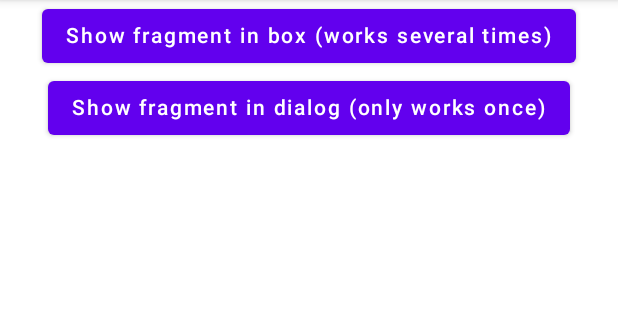
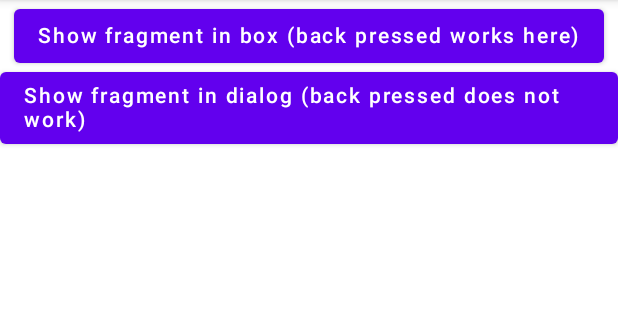
Before and after one commit to joakimtall/repro-fragment-in-compose-dialog, an Android app built with Jetpack Compose: the screen it shows after launch (MainActivity), on a phone screen of 412 x 824 dp, the part 84-404 px from its top. Run offline under Robolectric (Android 15) with nearby library versions, the phone set to English and light mode, and no system bars.

```diff
--- a/app/src/main/java/com/example/myapplication/MainActivity.kt
+++ b/app/src/main/java/com/example/myapplication/MainActivity.kt
@@ -36,10 +36,10 @@ class MainActivity : AppCompatActivity() {
                     var showBox by remember { mutableStateOf(false) }
                     var showDialog by remember { mutableStateOf(false) }
                     Button(onClick = { showBox = true }) {
-                        Text(text = "Show fragment in box (works several times)")
+                        Text(text = "Show fragment in box (back pressed works here)")
                     }
                     Button(onClick = { showDialog = true }) {
-                        Text(text = "Show fragment in dialog (only works once)")
+                        Text(text = "Show fragment in dialog (back pressed does not work)")
                     }
                     if (showBox) {
                         Box {
```
Also changed, not shown: app/src/main/java/com/example/myapplication/ReproFragment.kt (+16 -0 lines).
